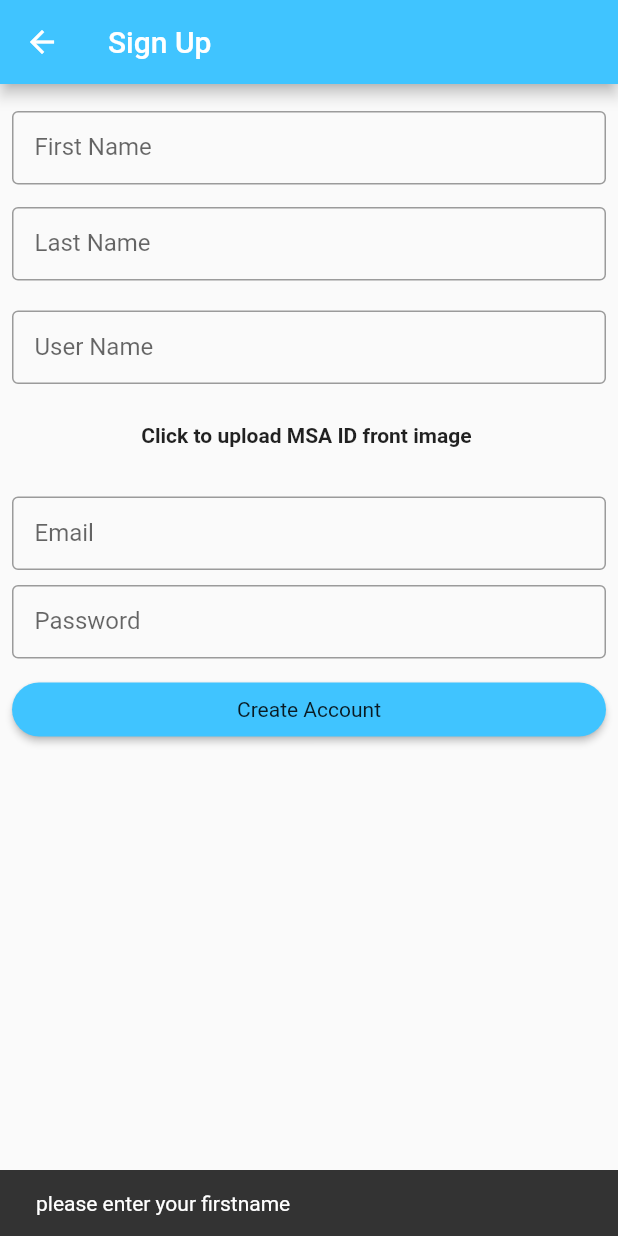
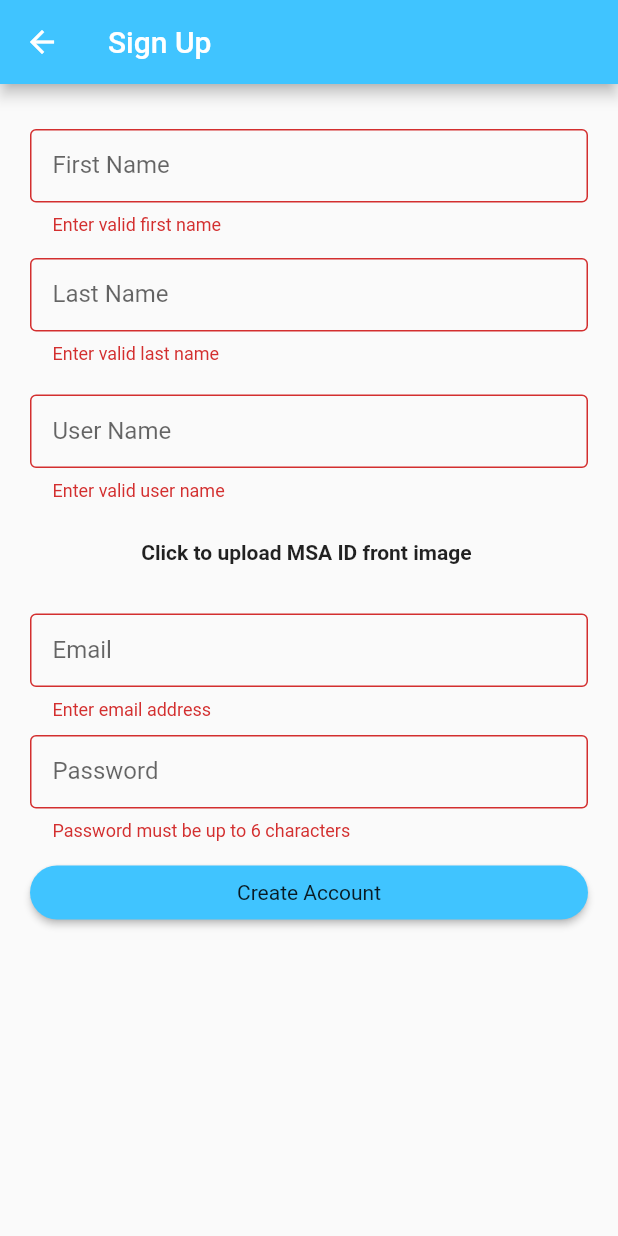
Before and after one commit to mohabmm/Bud-Development, a Flutter app: the SignupForm screen opened by its route, after a tap on "Create Account", on a phone screen of 412 x 824 dp. Run offline on Flutter 3.47's test engine with Material 2 defaults, Android fonts, the phone set to English and light mode, and no system bars; our stand-ins replace cloud_firestore, datetime_picker_formfield, firebase_auth, firebase_storage, geolocator, google_maps_flutter and 4 more; accounts and stored records are empty.

Commit message:
update profile work and validator check for sign up and sign in 6/11/2019

```diff
--- a/lib/views/enter_ride_details.dart
+++ b/lib/views/enter_ride_details.dart
@@ -523,6 +523,7 @@ class _State extends State<EnterRideDetails> {
         "RideFinished": false,
         "SearchFrom": firstletterfrom,
         "SearchTo": firstletterto,
+        "userimage": user.photoUrl
       });
 
       Firestore.instance.collection('users').document(user.email).updateData({
--- a/lib/views/sign_up_form.dart
+++ b/lib/views/sign_up_form.dart
@@ -21,10 +21,12 @@ class _State extends State<SignupForm> {
   final myController4 = TextEditingController();
   final myController5 = TextEditingController();
   final myController6 = TextEditingController();
+  bool _autoValidate = false;
+
+  final GlobalKey<FormState> _formKey = GlobalKey<FormState>();
 
   String firstname;
   String lastName;
-
   String email;
   String userName;
   String password;
@@ -40,16 +42,20 @@ class _State extends State<SignupForm> {
         backgroundColor: Colors.lightBlueAccent,
         title: new Text('Sign Up'),
       ),
-      body: new Container(
-        padding: new EdgeInsets.all(8.0),
+      body: Container(
+        margin: const EdgeInsets.all(20.0),
+        child: Form(
+          key: _formKey,
+          autovalidate: _autoValidate,
           child: new ListView(
             children: <Widget>[
               SizedBox(
                 height: 10.0,
               ),
-            TextField(
-              onSubmitted: _onSubmitFirstName,
-              onChanged: _onSubmitFirstName,
+              TextFormField(
+                onFieldSubmitted: _onSubmitFirstName,
+                onSaved: _onSubmitFirstName,
+                validator: _validatefirstname,
                 controller: myController1,
                 decoration: InputDecoration(
                   labelText: 'First Name',
@@ -59,9 +65,10 @@ class _State extends State<SignupForm> {
               ),
               Padding(
                 padding: const EdgeInsets.only(top: 15.0),
-              child: TextField(
-                onSubmitted: _onSubmitLastName,
-                onChanged: _onSubmitLastName,
+                child: TextFormField(
+                  onFieldSubmitted: _onSubmitLastName,
+                  validator: _validatelastname,
+                  onSaved: _onSubmitLastName,
                   controller: myController2,
                   decoration: InputDecoration(
                     labelText: 'Last Name',
@@ -75,9 +82,10 @@ class _State extends State<SignupForm> {
               ),
               Padding(
                 padding: const EdgeInsets.only(top: 10.0),
-              child: TextField(
-                onSubmitted: _onSubmitUserName,
-                onChanged: _onSubmitUserName,
+                child: TextFormField(
+                  validator: _validateusername,
+                  onFieldSubmitted: _onSubmitUserName,
+                  onSaved: _onSubmitUserName,
                   controller: myController6,
                   decoration: InputDecoration(
                     labelText: 'User Name',
@@ -99,9 +107,11 @@ class _State extends State<SignupForm> {
                   )),
               Padding(
                 padding: const EdgeInsets.only(top: 17.0),
-              child: TextField(
-                onSubmitted: (value) {
-                  if (value.endsWith("msa.edu.eg")) {
+                child: TextFormField(
+                  validator: _validateEmail,
+                  onSaved: (value) {
+                    if (value.endsWith("msa.edu.eg") ||
+                        value.endsWith("MSA.EDU.EG")) {
                       setState(() {
                         email = value.toLowerCase();
                       });
@@ -111,14 +121,15 @@ class _State extends State<SignupForm> {
                       print("please enter valid MSA mail");
                     }
                   },
-                onChanged: (value) {
+                  onFieldSubmitted: (value) {
                     if (value.endsWith("msa.edu.eg") ||
                         value.endsWith("MSA.EDU.EG")) {
                       setState(() {
-                      email = value;
+                        email = value.toLowerCase();
                       });
                     }
                   },
+                  keyboardType: TextInputType.emailAddress,
                   controller: myController4,
                   decoration: InputDecoration(
                     labelText: 'Email',
@@ -130,13 +141,19 @@ class _State extends State<SignupForm> {
               SizedBox(
                 height: 10.0,
               ),
-            TextField(
+              TextFormField(
                 decoration: InputDecoration(
                   labelText: 'Password',
                   border: OutlineInputBorder(borderSide: BorderSide()),
                   contentPadding: EdgeInsets.all(15.0),
                 ),
-              onChanged: (value) {
+                validator: _validatePassword,
+                onSaved: (value) {
+                  setState(() {
+                    password = value;
+                  });
+                },
+                onFieldSubmitted: (value) {
                   setState(() {
                     password = value;
                   });
@@ -160,6 +177,7 @@ class _State extends State<SignupForm> {
                 ),
               ),
             ],
+          ),
         ),
       ),
     );
@@ -197,38 +215,46 @@ class _State extends State<SignupForm> {
   }
 
   Signup() {
-    if (firstname == null) {
-      setState(() {
-        _scaffoldstate.currentState.showSnackBar(
-            new SnackBar(content: new Text("please enter your firstname")));
-      });
-    }
-    if (lastName == null) {
-      setState(() {
-        _scaffoldstate.currentState.showSnackBar(
-            new SnackBar(content: new Text("please enter your lastname")));
-      });
-    }
-    if (password == null) {
-      setState(() {
-        _scaffoldstate.currentState.showSnackBar(
-            new SnackBar(content: new Text("please enter your password")));
-      });
+    final form = _formKey.currentState;
+
+    if (form.validate()) {
+      form.save();
+    } else {
+      setState(() => _autoValidate = true);
     }
 
-    if (email == null) {
-      setState(() {
-        _scaffoldstate.currentState.showSnackBar(
-            new SnackBar(content: new Text("please enter valid MSA email")));
-      });
-    }
+//    if (firstname == null) {
+//      setState(() {
+//        _scaffoldstate.currentState.showSnackBar(
+//            new SnackBar(content: new Text("please enter your firstname")));
+//      });
+//    }
+//    if (lastName == null) {
+//      setState(() {
+//        _scaffoldstate.currentState.showSnackBar(
+//            new SnackBar(content: new Text("please enter your lastname")));
+//      });
+//    }
+//    if (password == null) {
+//      setState(() {
+//        _scaffoldstate.currentState.showSnackBar(
+//            new SnackBar(content: new Text("please enter your password")));
+//      });
+//    }
 
-    if (userName == null) {
-      setState(() {
-        _scaffoldstate.currentState.showSnackBar(
-            new SnackBar(content: new Text("please enter your user name ")));
-      });
-    }
+//    if (email == null) {
+//      setState(() {
+//        _scaffoldstate.currentState.showSnackBar(
+//            new SnackBar(content: new Text("please enter valid MSA email")));
+//      });
+//    }
+//
+//    if (userName == null) {
+//      setState(() {
+//        _scaffoldstate.currentState.showSnackBar(
+//            new SnackBar(content: new Text("please enter your user name ")));
+//      });
+//    }
 
     if (firstname != null &&
         lastName != null &&
@@ -241,6 +267,12 @@ class _State extends State<SignupForm> {
           .then((signedInUser) {
         signedInUser.sendEmailVerification();
 
+        var userUpdateInfo = new UserUpdateInfo();
+        userUpdateInfo.displayName = userName;
+        userUpdateInfo.photoUrl =
+            'https://sanitationsolutions.net/wp-content/uploads/2015/05/empty-image.png';
+        signedInUser.updateProfile(userUpdateInfo).then((user) {
+          FirebaseAuth.instance.currentUser().then((user) {
             Firestore.instance
                 .collection('users')
                 .document(email.toLowerCase())
@@ -256,10 +288,15 @@ class _State extends State<SignupForm> {
               "CO2passenger": "0",
               "Number Of Rides As guest": 0,
               "distance covered": 0,
+              "photo_url":
+                  "https://sanitationsolutions.net/wp-content/uploads/2015/05/empty-image.png",
               "Driver authnticated": false,
             });
 
-        Firestore.instance.collection('Achievements').document(email).setData({
+            Firestore.instance
+                .collection('Achievements')
+                .document(email)
+                .setData({
               'email': signedInUser.email,
               'first ride as guest': false,
               'third ride as guest': false,
@@ -288,6 +325,15 @@ class _State extends State<SignupForm> {
               "90 ride as driver": false,
               "100 ride as driver": false,
             });
+          }).catchError((e) {
+            print(e);
+          });
+        }).catchError((e) {
+          print(e);
+        });
+      }).catchError((e) {
+        print(e);
+      });
 
       _scaffoldstate.currentState.showSnackBar(new SnackBar(
           content: new Text("Congutrlation account with email" +
@@ -301,11 +347,59 @@ class _State extends State<SignupForm> {
           builder: (context) => SigninForm(),
         ),
       );
-      }).catchError((e) {
-        print(e);
-        _scaffoldstate.currentState
-            .showSnackBar(new SnackBar(content: new Text(e.toString())));
-      });
     }
   }
 }
+
+String _validateEmail(String value) {
+  if (value.isEmpty) {
+    // The form is empty
+    return "Enter email address";
+  }
+  // This is just a regular expression for email addresses
+  String p = "[a-zA-Z0-9\+\.\_\%\-\+]{1,256}" +
+      "\\@" +
+      "[a-zA-Z0-9][a-zA-Z0-9\\-]{0,64}" +
+      "(" +
+      "\\." +
+      "[a-zA-Z0-9][a-zA-Z0-9\\-]{0,25}" +
+      ")+";
+  RegExp regExp = new RegExp(p);
+
+  if (regExp.hasMatch(value)) {
+    // So, the email is valid
+    return null;
+  }
+
+  // The pattern of the email didn't match the regex above.
+  return 'Email is not valid';
+}
+
+String _validateusername(String value) {
+  if (value.isEmpty) {
+    // The form is empty
+    return "Enter valid user name";
+  }
+}
+
+String _validatelastname(String value) {
+  if (value.isEmpty) {
+    // The form is empty
+    return "Enter valid last name ";
+  }
+}
+
+String _validatefirstname(String value) {
+  if (value.isEmpty) {
+    // The form is empty
+    return "Enter valid first name";
+  }
+}
+
+String _validatePassword(String value) {
+  if (value.length > 5) {
+    return null;
+  }
+
+  return 'Password must be up to 6 characters';
+}
```
Also changed, not shown: lib/homePage.dart (+10 -6 lines), lib/views/card_details.dart (+6 -3 lines), lib/views/profilepage.dart (added, +260 -0 lines), lib/views/signin_form.dart (+87 -52 lines), lib/views/trip.dart (+7 -2 lines). Lines whose indentation alone changed are shown as unchanged.
